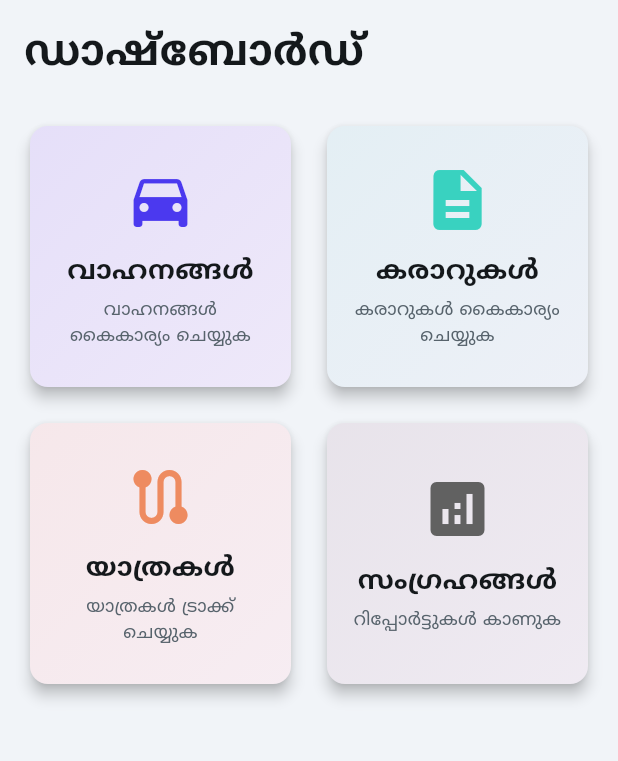
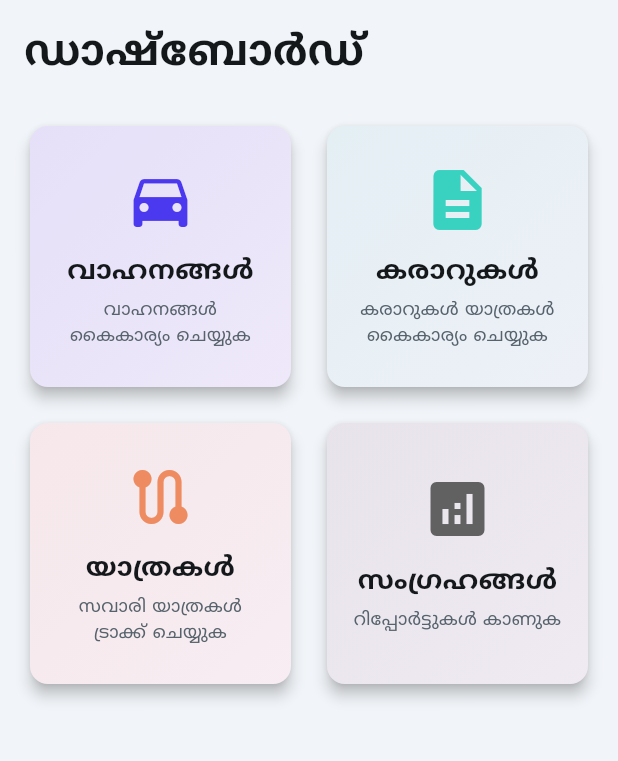
Before and after one commit to giri943/yaathra-rekha-app, a Flutter app: the DashboardWidget screen opened directly, on a phone screen of 412 x 824 dp, the part 84-845 px from its top. Run offline on Flutter 3.47's test engine with Material 3 defaults, Android fonts, the light colour scheme and no system bars; our stand-ins replace google_fonts, google_sign_in, shared_preferences; accounts and stored records are empty; network calls fail.

Commit message:
feat: Update dashboard card subtitles for better clarity in Malayalam

```diff
--- a/lib/pages/dashboard.dart
+++ b/lib/pages/dashboard.dart
@@ -166,7 +166,7 @@ class _DashboardWidgetState extends State<DashboardWidget> {
                     _buildDashboardCard(
                       context,
                       'കരാറുകൾ',
-                      'കരാറുകൾ കൈകാര്യം ചെയ്യുക',
+                      'കരാറുകൾ യാത്രകൾ കൈകാര്യം ചെയ്യുക',
                       Icons.description,
                       AppTheme.secondary,
                       () => _showComingSoon(context, 'കരാറുകൾ'),
@@ -174,7 +174,7 @@ class _DashboardWidgetState extends State<DashboardWidget> {
                     _buildDashboardCard(
                       context,
                       'യാത്രകൾ',
-                      'യാത്രകൾ ട്രാക്ക് ചെയ്യുക',
+                      'സവാരി യാത്രകൾ ട്രാക്ക് ചെയ്യുക',
                       Icons.route,
                       AppTheme.tertiary,
                       () => _showComingSoon(context, 'യാത്രകൾ'),
```
